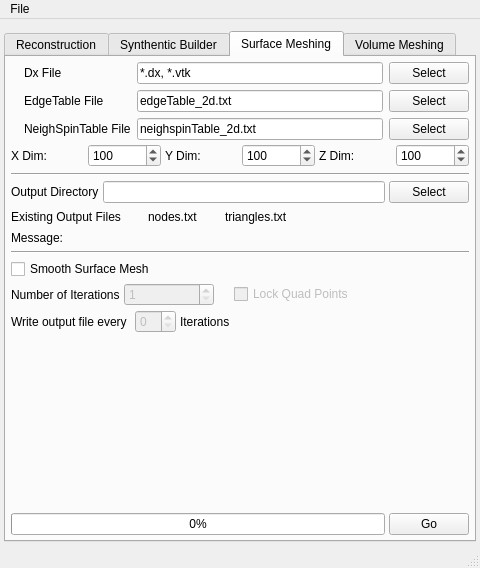
Above: Source/AIM/GUI/UI_Files/RepresentationUI.ui from BlueQuartzSoftware/DREAM3D before the change. Below: the same form after it.
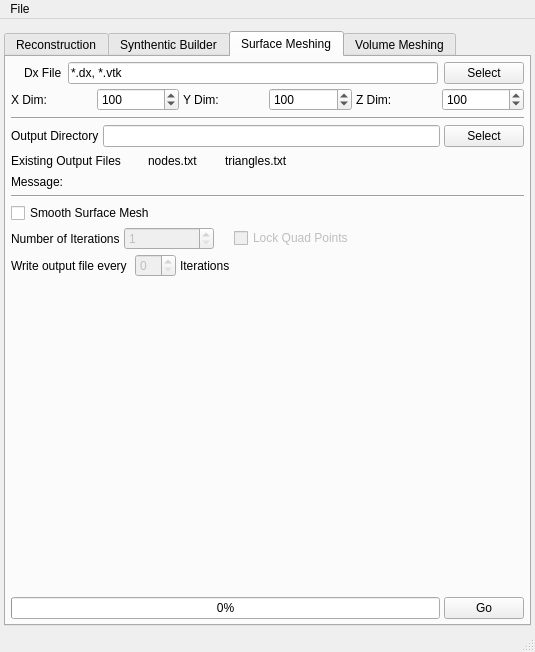
That is the form after the change. The open tabs and pages were chosen to show the change. Icons and pictures are not drawn.

Commit message: Adding hard coded arrays for the edgeTable and the NeighSpinTables instead of reading from the files. Removing references to the EdgeTable and NeighSpinTable from the GUI.

Diff of the .ui file:
```diff
--- a/Source/AIM/GUI/UI_Files/RepresentationUI.ui
+++ b/Source/AIM/GUI/UI_Files/RepresentationUI.ui
@@ -6,8 +6,8 @@
    <rect>
     <x>0</x>
     <y>0</y>
-    <width>480</width>
-    <height>568</height>
+    <width>535</width>
+    <height>652</height>
    </rect>
   </property>
   <property name="windowTitle">
@@ -1366,48 +1366,6 @@
             </property>
            </widget>
           </item>
-          <item row="1" column="1">
-           <widget class="QLabel" name="label_31">
-            <property name="text">
-             <string>EdgeTable File</string>
-            </property>
-           </widget>
-          </item>
-          <item row="1" column="2">
-           <widget class="QLineEdit" name="sm_EdgeTableFile">
-            <property name="text">
-             <string>edgeTable_2d.txt</string>
-            </property>
-           </widget>
-          </item>
-          <item row="1" column="3">
-           <widget class="QPushButton" name="sm_EdgeTableFileBtn">
-            <property name="text">
-             <string>Select</string>
-            </property>
-           </widget>
-          </item>
-          <item row="2" column="1">
-           <widget class="QLabel" name="label_32">
-            <property name="text">
-             <string>NeighSpinTable File</string>
-            </property>
-           </widget>
-          </item>
-          <item row="2" column="2">
-           <widget class="QLineEdit" name="sm_NeighSpinTableFile">
-            <property name="text">
-             <string>neighspinTable_2d.txt</string>
-            </property>
-           </widget>
-          </item>
-          <item row="2" column="3">
-           <widget class="QPushButton" name="sm_NeighSpinTableFileBtn">
-            <property name="text">
-             <string>Select</string>
-            </property>
-           </widget>
-          </item>
           <item row="0" column="0">
            <widget class="QLabel" name="sm_DxFileIcon">
             <property name="text">
@@ -1418,26 +1376,6 @@
             </property>
            </widget>
           </item>
-          <item row="1" column="0">
-           <widget class="QLabel" name="sm_EdgeTableFileIcon">
-            <property name="text">
-             <string/>
-            </property>
-            <property name="pixmap">
-             <pixmap resource="../../../../Resources/icons/images/Icons.qrc">:/Delete-16x16.png</pixmap>
-            </property>
-           </widget>
-          </item>
-          <item row="2" column="0">
-           <widget class="QLabel" name="sm_NeighSpinTableFileIcon">
-            <property name="text">
-             <string/>
-            </property>
-            <property name="pixmap">
-             <pixmap resource="../../../../Resources/icons/images/Icons.qrc">:/Delete-16x16.png</pixmap>
-            </property>
-           </widget>
-          </item>
          </layout>
         </item>
         <item>
@@ -2204,7 +2142,7 @@
     <rect>
      <x>0</x>
      <y>0</y>
-     <width>480</width>
+     <width>535</width>
      <height>22</height>
     </rect>
    </property>
```
Left out of the diff: 6 changed lines with no effect on the pictures. The commit also changes 8 other files.
